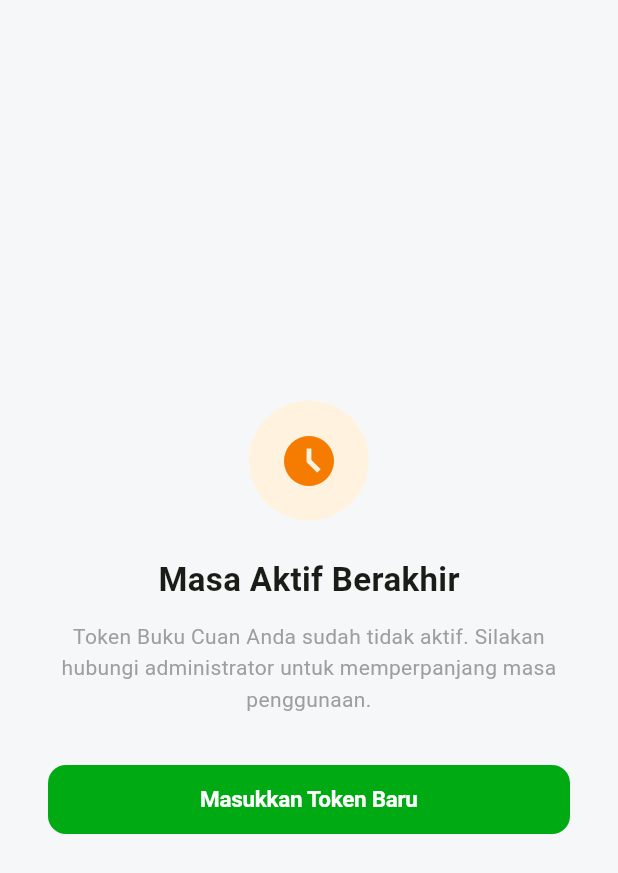
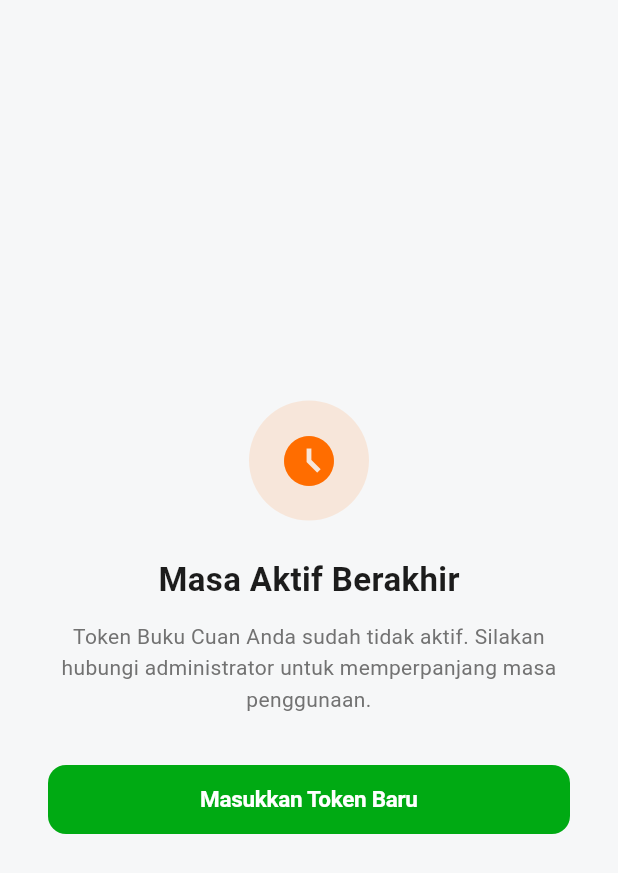
Before and after one commit to ardhikaxx/buku-cuan-mobile, a Flutter app: the _ExpiredScreen screen opened directly, on a phone screen of 412 x 824 dp. Shown: the top 873 px of the screen. Run offline on Flutter 3.47's test engine with Material 3 defaults, Android fonts, the phone set to English and light mode, and no system bars; our stand-ins replace cloud_firestore, firebase_core, fl_chart, pdf, printing, share_plus and 1 more; missing offline and left inert: excel; accounts and stored records are empty.

Commit message:
feat: penyesuaian tema warna gojek pada navigasi dan layar status

```diff
--- a/lib/main.dart
+++ b/lib/main.dart
@@ -92,13 +92,13 @@
                   width: 80,
                   height: 80,
                   decoration: BoxDecoration(
-                    color: Colors.orange.shade50,
+                    color: AppColors.warning.withValues(alpha: 0.12),
                     shape: BoxShape.circle,
                   ),
-                  child: Icon(
+                  child: const Icon(
                     Icons.access_time_filled,
                     size: 40,
-                    color: Colors.orange.shade700,
+                    color: AppColors.warning,
                   ),
                 ),
                 const SizedBox(height: 24),
@@ -107,6 +107,7 @@
                   style: TextStyle(
                     fontSize: 22,
                     fontWeight: FontWeight.bold,
+                    color: AppColors.textPrimary,
                   ),
                 ),
                 const SizedBox(height: 12),
@@ -115,7 +116,7 @@
                   textAlign: TextAlign.center,
                   style: TextStyle(
                     fontSize: 14,
-                    color: Colors.grey,
+                    color: AppColors.textSecondary,
                     height: 1.5,
                   ),
                 ),
```
